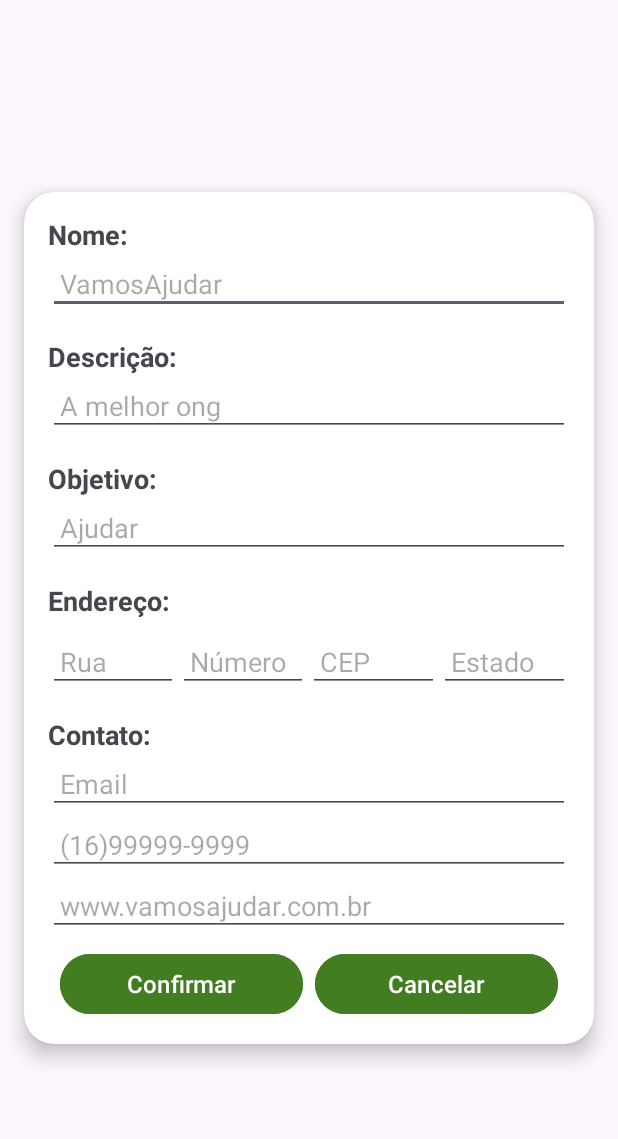
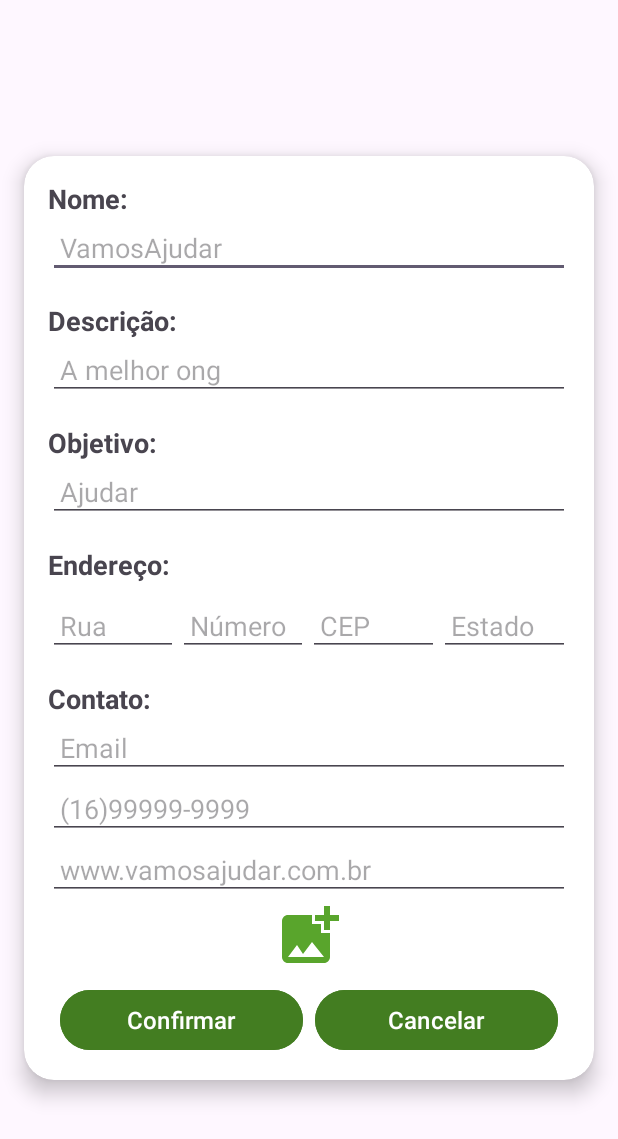
Before and after one commit to HanselVinicius/Vamos-Ajudar-App, an Android app: the OngRegisterActivity screen opened directly, with no data from a screen before it, on a phone screen of 412 x 824 dp. Shown: the top 1139 px of the screen. Run offline under Robolectric (Android 15) with nearby library versions, the phone set to English and light mode, and no system bars; 1 statement that could not run was skipped.

Commit message:
iniciada tela de registro de ong

```diff
--- /dev/null
+++ b/app/src/main/java/br/got/vamosajudar/infra/validator/Validator.java
@@ -0,0 +1,10 @@
+package br.got.vamosajudar.infra.validator;
+
+import android.widget.EditText;
+
+public interface Validator {
+
+
+    boolean validate(EditText text);
+
+}
--- /dev/null
+++ b/app/src/main/java/br/got/vamosajudar/infra/validator/validators/NotEmptyValidation.java
@@ -0,0 +1,12 @@
+package br.got.vamosajudar.infra.validator.validators;
+
+import android.widget.EditText;
+
+import br.got.vamosajudar.infra.validator.Validator;
+
+public class NotEmptyValidation implements Validator {
+    @Override
+    public boolean validate(EditText text) {
+        return text.getText().toString().trim().length() > 0;
+    }
+}
--- a/app/src/main/java/br/got/vamosajudar/view/activity/OngRegisterActivity.java
+++ b/app/src/main/java/br/got/vamosajudar/view/activity/OngRegisterActivity.java
@@ -10,9 +10,16 @@ import br.got.vamosajudar.databinding.ActivityOngRegisterBinding;
 import androidx.appcompat.app.AppCompatActivity;
 import android.os.Bundle;
 import br.got.vamosajudar.databinding.ActivityOngRegisterBinding;
+import br.got.vamosajudar.infra.validator.Validator;
+import br.got.vamosajudar.infra.validator.validators.NotEmptyValidation;
+
 import android.widget.EditText;
+import android.widget.ImageView;
 import android.widget.TextView;
 import android.widget.Button;
+
+import java.util.HashMap;
+import java.util.Map;
 
 public class OngRegisterActivity extends AppCompatActivity {
 
@@ -37,13 +44,33 @@ public class OngRegisterActivity extends AppCompatActivity {
 
     private Button confirmCreationButton, cancelCreationButton;
 
+    private HashMap<EditText, Validator> validatorHashMap;
+
+    private ImageView imagePicker;
+
+    private String imageBase64;
+
     @Override
     protected void onCreate(Bundle savedInstanceState) {
         super.onCreate(savedInstanceState);
         binding = ActivityOngRegisterBinding.inflate(getLayoutInflater());
         setContentView(binding.getRoot());
         initializeScreen();
+        onClicks();
+    }
 
+    private void initValidatonMap(){
+        this.validatorHashMap = new HashMap<>();
+        validatorHashMap.put(ongNameEditText,new NotEmptyValidation());
+        validatorHashMap.put(ongDescriptionEditText,new NotEmptyValidation());
+        validatorHashMap.put(ongGoalEditText,new NotEmptyValidation());
+        validatorHashMap.put(ongStreetEditText,new NotEmptyValidation());
+        validatorHashMap.put(postalCodeEditText,new NotEmptyValidation());
+        validatorHashMap.put(estadoEditText,new NotEmptyValidation());
+        validatorHashMap.put(emailEditText,new NotEmptyValidation());
+        validatorHashMap.put(phoneEditText,new NotEmptyValidation());
+        validatorHashMap.put(websiteEditText,new NotEmptyValidation());
+        validatorHashMap.put(ongNumberAddressEditText,new NotEmptyValidation());
     }
 
 
@@ -68,4 +95,32 @@ public class OngRegisterActivity extends AppCompatActivity {
 
 
 
+    private void onClicks(){
+        initValidatonMap();
+        confirmCreationButton.setOnClickListener(view ->{
+            boolean isValid = true;
+            for (Map.Entry<EditText, Validator> entry : validatorHashMap.entrySet()) {
+            if (!entry.getValue().validate(entry.getKey())){
+                entry.getKey().setText(R.string.dado_invalido);
+                isValid = false;
+            }
+        }
+            if (isValid){
+                //monta dto coloca na intent e faz o finish ja fazendo a requisicao na tela de ongs
+            }
+
+        });
+
+        cancelCreationButton.setOnClickListener(view -> {
+            finish();
+        });
+
+        imagePicker.setOnClickListener(view -> {
+
+        });
+
+    }
+
+
+
 }
--- /dev/null
+++ b/app/src/main/res/drawable/baseline_insert_photo_24.xml
@@ -0,0 +1,5 @@
+<vector android:height="24dp" android:tint="#59A52C"
+    android:viewportHeight="24" android:viewportWidth="24"
+    android:width="24dp" xmlns:android="http://schemas.android.com/apk/res/android">
+    <path android:fillColor="@android:color/white" android:pathData="M21,19V5c0,-1.1 -0.9,-2 -2,-2H5c-1.1,0 -2,0.9 -2,2v14c0,1.1 0.9,2 2,2h14c1.1,0 2,-0.9 2,-2zM8.5,13.5l2.5,3.01L14.5,12l4.5,6H5l3.5,-4.5z"/>
+</vector>
--- a/app/src/main/res/layout/activity_ong_register.xml
+++ b/app/src/main/res/layout/activity_ong_register.xml
@@ -175,6 +175,13 @@
                 android:padding="8dp" />
 
 
+            <ImageView
+                android:id="@+id/add_photo_register_ong"
+                android:layout_width="48dp"
+                android:layout_height="48dp"
+                android:src="@drawable/add_photo_icon_24"
+                android:layout_gravity="center"
+                />
 
             <LinearLayout
                 android:layout_width="match_parent"
@@ -211,6 +218,8 @@
 
 
 
+
+
         </LinearLayout>
 
     </androidx.cardview.widget.CardView>
--- a/app/src/main/res/values/strings.xml
+++ b/app/src/main/res/values/strings.xml
@@ -28,4 +28,5 @@
     <string name="confirmar">Confirmar</string>
     <string name="nav_open">Abrir</string>
     <string name="nav_close">Fechar</string>
+    <string name="dado_invalido">DADO INVÁLIDO</string>
 </resources>
```
Also changed, not shown: app/src/main/java/br/got/vamosajudar/view/activity/OngActivity.java (+9 -7 lines), app/src/main/java/br/got/vamosajudar/view/components/NavHeaderMenuCreator.java (+6 -3 lines).
